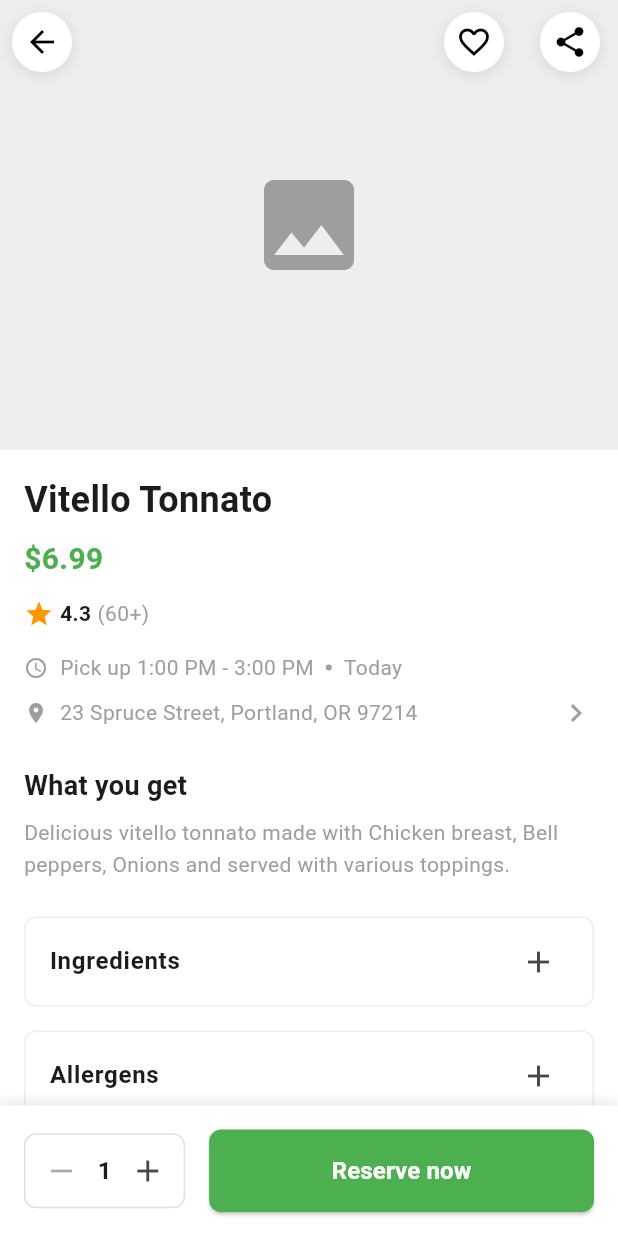
After one commit to alvinsanjaya14/uts-mobile-prog, a Flutter app: the screen it shows after launch, after a tap on "Vitello Tonnato", on a phone screen of 412 x 824 dp. The commit adds this screen. Run offline on Flutter 3.47's test engine with Material 3 defaults, Android fonts, the phone set to English and light mode, and no system bars.

Commit message:
feat(product detail): add product detail page

```diff
--- a/lib/screens/home_screen.dart
+++ b/lib/screens/home_screen.dart
@@ -1,7 +1,8 @@
 import 'package:flutter/material.dart';
+import 'product_detail.dart';
 
 class HomeScreen extends StatelessWidget {
-  const HomeScreen({Key? key}) : super(key: key);
+  const HomeScreen({super.key});
 
   @override
   Widget build(BuildContext context) {
@@ -163,12 +164,12 @@ class HomeScreen extends StatelessWidget {
                                 ),
                                 TextButton(
                                   onPressed: () {},
+                                  style: TextButton.styleFrom(
+                                    foregroundColor: Colors.white,
+                                  ),
                                   child: const Text(
                                     'View history',
                                     style: TextStyle(color: Colors.white),
-                                  ),
-                                  style: TextButton.styleFrom(
-                                    foregroundColor: Colors.white,
                                   ),
                                 ),
                               ],
@@ -403,7 +404,37 @@ class HomeScreen extends StatelessWidget {
     String price, {
     bool small = false,
   }) {
-    return Container(
+    return GestureDetector(
+      onTap: () {
+        // Sample product data based on the JSON structure
+        final sampleProduct = {
+          'product': {
+            'imageurl': null, // You can add actual image URLs here
+            'name': title,
+            'rating': 4.3,
+            'rating_count': 60,
+            'location': '23 Spruce Street, Portland, OR 97214',
+            'price': double.tryParse(price.replaceAll('\$', '')) ?? 0.0,
+            'ingredients': [
+              {'name': 'Chicken breast', 'qty': '200', 'unit': 'g'},
+              {'name': 'Bell peppers', 'qty': '100', 'unit': 'g'},
+              {'name': 'Onions', 'qty': '50', 'unit': 'g'},
+              {'name': 'Tomatoes', 'qty': '150', 'unit': 'g'},
+              {'name': 'Rice', 'qty': '1', 'unit': 'cup'},
+            ],
+            'allergens': ['Gluten', 'Dairy'],
+            'availability': 'Pick up 1:00 PM - 3:00 PM',
+          }
+        };
+
+        Navigator.push(
+          context,
+          MaterialPageRoute(
+            builder: (context) => ProductDetailScreen(product: sampleProduct),
+          ),
+        );
+      },
+      child: Container(
         width: small ? 160 : 260,
         margin: const EdgeInsets.symmetric(vertical: 6),
         decoration: BoxDecoration(
@@ -464,6 +495,7 @@ class HomeScreen extends StatelessWidget {
             ),
           ],
         ),
+      ),
     );
   }
 }
--- /dev/null
+++ b/lib/screens/product_detail.dart
@@ -0,0 +1,454 @@
+import 'package:flutter/material.dart';
+
+class ProductDetailScreen extends StatefulWidget {
+  final Map<String, dynamic> product;
+
+  const ProductDetailScreen({
+    super.key,
+    required this.product,
+  });
+
+  @override
+  State<ProductDetailScreen> createState() => _ProductDetailScreenState();
+}
+
+class _ProductDetailScreenState extends State<ProductDetailScreen> {
+  int quantity = 1;
+
+  @override
+  Widget build(BuildContext context) {
+    final product = widget.product['product'];
+
+    return Scaffold(
+      backgroundColor: Colors.white,
+      body: CustomScrollView(
+        slivers: [
+          // Custom app bar with image
+          SliverAppBar(
+            expandedHeight: 300,
+            pinned: true,
+            backgroundColor: Colors.white,
+            elevation: 0,
+            leading: Container(
+              margin: const EdgeInsets.all(8),
+              decoration: BoxDecoration(
+                color: Colors.white,
+                shape: BoxShape.circle,
+                boxShadow: [
+                  BoxShadow(
+                    color: Colors.black.withOpacity(0.1),
+                    blurRadius: 8,
+                    offset: const Offset(0, 2),
+                  ),
+                ],
+              ),
+              child: IconButton(
+                icon: const Icon(Icons.arrow_back, color: Colors.black),
+                onPressed: () => Navigator.pop(context),
+              ),
+            ),
+            actions: [
+              Container(
+                margin: const EdgeInsets.all(8),
+                decoration: BoxDecoration(
+                  color: Colors.white,
+                  shape: BoxShape.circle,
+                  boxShadow: [
+                    BoxShadow(
+                      color: Colors.black.withOpacity(0.1),
+                      blurRadius: 8,
+                      offset: const Offset(0, 2),
+                    ),
+                  ],
+                ),
+                child: IconButton(
+                  icon: const Icon(Icons.favorite_border, color: Colors.black),
+                  onPressed: () {},
+                ),
+              ),
+              Container(
+                margin: const EdgeInsets.all(8),
+                decoration: BoxDecoration(
+                  color: Colors.white,
+                  shape: BoxShape.circle,
+                  boxShadow: [
+                    BoxShadow(
+                      color: Colors.black.withOpacity(0.1),
+                      blurRadius: 8,
+                      offset: const Offset(0, 2),
+                    ),
+                  ],
+                ),
+                child: IconButton(
+                  icon: const Icon(Icons.share, color: Colors.black),
+                  onPressed: () {},
+                ),
+              ),
+            ],
+            flexibleSpace: FlexibleSpaceBar(
+              background: Container(
+                decoration: BoxDecoration(
+                  image: product['imageurl'] != null
+                      ? DecorationImage(
+                          image: NetworkImage(product['imageurl']),
+                          fit: BoxFit.cover,
+                        )
+                      : null,
+                  color: product['imageurl'] == null ? Colors.grey[200] : null,
+                ),
+                child: product['imageurl'] == null
+                    ? const Center(
+                        child: Icon(
+                          Icons.image,
+                          size: 80,
+                          color: Colors.grey,
+                        ),
+                      )
+                    : null,
+              ),
+            ),
+          ),
+
+          // Product details
+          SliverToBoxAdapter(
+            child: Padding(
+              padding: const EdgeInsets.all(16.0),
+              child: Column(
+                crossAxisAlignment: CrossAxisAlignment.start,
+                children: [
+                  // Product name and price
+                  Text(
+                    product['name'] ?? 'Product Name',
+                    style: const TextStyle(
+                      fontSize: 24,
+                      fontWeight: FontWeight.bold,
+                    ),
+                  ),
+                  const SizedBox(height: 8),
+                  Text(
+                    '\$${product['price']?.toStringAsFixed(2) ?? '0.00'}',
+                    style: const TextStyle(
+                      fontSize: 20,
+                      fontWeight: FontWeight.w600,
+                      color: Colors.green,
+                    ),
+                  ),
+                  const SizedBox(height: 12),
+
+                  // Rating
+                  Row(
+                    children: [
+                      const Icon(Icons.star, color: Colors.orange, size: 20),
+                      const SizedBox(width: 4),
+                      Text(
+                        '${product['rating']?.toStringAsFixed(1) ?? '0.0'}',
+                        style: const TextStyle(fontWeight: FontWeight.w600),
+                      ),
+                      const SizedBox(width: 4),
+                      Text(
+                        '(${product['rating_count'] ?? 0}+)',
+                        style: const TextStyle(color: Colors.grey),
+                      ),
+                    ],
+                  ),
+                  const SizedBox(height: 16),
+
+                  // Pickup time and location
+                  Row(
+                    children: [
+                      const Icon(Icons.access_time, size: 16, color: Colors.grey),
+                      const SizedBox(width: 8),
+                      Text(
+                        product['availability'] ?? 'Pick up 1:00 PM - 3:00 PM',
+                        style: const TextStyle(color: Colors.grey),
+                      ),
+                      const SizedBox(width: 8),
+                      Container(
+                        width: 4,
+                        height: 4,
+                        decoration: const BoxDecoration(
+                          color: Colors.grey,
+                          shape: BoxShape.circle,
+                        ),
+                      ),
+                      const SizedBox(width: 8),
+                      const Text(
+                        'Today',
+                        style: TextStyle(color: Colors.grey),
+                      ),
+                    ],
+                  ),
+                  const SizedBox(height: 8),
+                  Row(
+                    children: [
+                      const Icon(Icons.location_on, size: 16, color: Colors.grey),
+                      const SizedBox(width: 8),
+                      Expanded(
+                        child: Text(
+                          product['location'] ?? '23 Spruce Street, Portland, OR 97214',
+                          style: const TextStyle(color: Colors.grey),
+                        ),
+                      ),
+                      const Icon(Icons.chevron_right, color: Colors.grey),
+                    ],
+                  ),
+                  const SizedBox(height: 24),
+
+                  // What you get section
+                  const Text(
+                    'What you get',
+                    style: TextStyle(
+                      fontSize: 18,
+                      fontWeight: FontWeight.bold,
+                    ),
+                  ),
+                  const SizedBox(height: 8),
+                  Text(
+                    _getProductDescription(product),
+                    style: const TextStyle(
+                      color: Colors.grey,
+                      height: 1.5,
+                    ),
+                  ),
+                  const SizedBox(height: 24),
+
+                  // Ingredients section
+                  _buildExpandableSection(
+                    'Ingredients',
+                    product['ingredients'],
+                    _buildIngredientsContent,
+                  ),
+                  const SizedBox(height: 16),
+
+                  // Allergens section
+                  _buildExpandableSection(
+                    'Allergens',
+                    product['allergens'],
+                    _buildAllergensContent,
+                  ),
+                  const SizedBox(height: 16),
+
+                  // About Restaurant section
+                  _buildExpandableSection(
+                    'About Restaurant',
+                    {'name': 'La Palapa Alegre'},
+                    _buildRestaurantContent,
+                  ),
+                  const SizedBox(height: 100),
+                ],
+              ),
+            ),
+          ),
+        ],
+      ),
+
+      // Bottom reservation section
+      bottomSheet: Container(
+        padding: const EdgeInsets.all(16),
+        decoration: BoxDecoration(
+          color: Colors.white,
+          boxShadow: [
+            BoxShadow(
+              color: Colors.black.withOpacity(0.1),
+              blurRadius: 8,
+              offset: const Offset(0, -2),
+            ),
+          ],
+        ),
+        child: SafeArea(
+          child: Row(
+            children: [
+              // Quantity selector
+              Container(
+                decoration: BoxDecoration(
+                  border: Border.all(color: Colors.grey[300]!),
+                  borderRadius: BorderRadius.circular(8),
+                ),
+                child: Row(
+                  children: [
+                    IconButton(
+                      onPressed: quantity > 1 ? () => setState(() => quantity--) : null,
+                      icon: const Icon(Icons.remove),
+                      color: quantity > 1 ? Colors.black : Colors.grey,
+                    ),
+                    Text(
+                      quantity.toString(),
+                      style: const TextStyle(
+                        fontSize: 16,
+                        fontWeight: FontWeight.w600,
+                      ),
+                    ),
+                    IconButton(
+                      onPressed: () => setState(() => quantity++),
+                      icon: const Icon(Icons.add),
+                    ),
+                  ],
+                ),
+              ),
+              const SizedBox(width: 16),
+
+              // Reserve button
+              Expanded(
+                child: ElevatedButton(
+                  onPressed: () {
+                    // Handle reservation
+                    ScaffoldMessenger.of(context).showSnackBar(
+                      SnackBar(
+                        content: Text('Reserved $quantity item(s)'),
+                        backgroundColor: Colors.green,
+                      ),
+                    );
+                  },
+                  style: ElevatedButton.styleFrom(
+                    backgroundColor: Colors.green,
+                    foregroundColor: Colors.white,
+                    padding: const EdgeInsets.symmetric(vertical: 16),
+                    shape: RoundedRectangleBorder(
+                      borderRadius: BorderRadius.circular(8),
+                    ),
+                  ),
+                  child: const Text(
+                    'Reserve now',
+                    style: TextStyle(
+                      fontSize: 16,
+                      fontWeight: FontWeight.w600,
+                    ),
+                  ),
+                ),
+              ),
+            ],
+          ),
+        ),
+      ),
+    );
+  }
+
+  Widget _buildExpandableSection(
+    String title,
+    dynamic data,
+    Widget Function(dynamic) contentBuilder,
+  ) {
+    return Container(
+      decoration: BoxDecoration(
+        border: Border.all(color: Colors.grey[200]!),
+        borderRadius: BorderRadius.circular(8),
+      ),
+      child: ExpansionTile(
+        title: Text(
+          title,
+          style: const TextStyle(
+            fontSize: 16,
+            fontWeight: FontWeight.w600,
+          ),
+        ),
+        trailing: const Icon(Icons.add),
+        children: [
+          Padding(
+            padding: const EdgeInsets.all(16),
+            child: contentBuilder(data),
+          ),
+        ],
+      ),
+    );
+  }
+
+  Widget _buildIngredientsContent(dynamic ingredients) {
+    if (ingredients == null || ingredients is! List) {
+      return const Text(
+        'No ingredients information available.',
+        style: TextStyle(color: Colors.grey),
+      );
+    }
+
+    return Column(
+      crossAxisAlignment: CrossAxisAlignment.start,
+      children: ingredients.map<Widget>((ingredient) {
+        return Padding(
+          padding: const EdgeInsets.only(bottom: 8),
+          child: Row(
+            children: [
+              Expanded(
+                child: Text(
+                  ingredient['name'] ?? 'Unknown ingredient',
+                  style: const TextStyle(fontSize: 14),
+                ),
+              ),
+              Text(
+                '${ingredient['qty'] ?? ''} ${ingredient['unit'] ?? ''}',
+                style: const TextStyle(
+                  fontSize: 14,
+                  color: Colors.grey,
+                ),
+              ),
+            ],
+          ),
+        );
+      }).toList(),
+    );
+  }
+
+  Widget _buildAllergensContent(dynamic allergens) {
+    if (allergens == null || allergens is! List) {
+      return const Text(
+        'No allergen information available.',
+        style: TextStyle(color: Colors.grey),
+      );
+    }
+
+    return Wrap(
+      spacing: 8,
+      runSpacing: 8,
+      children: allergens.map<Widget>((allergen) {
+        return Container(
+          padding: const EdgeInsets.symmetric(horizontal: 12, vertical: 6),
+          decoration: BoxDecoration(
+            color: Colors.orange[50],
+            borderRadius: BorderRadius.circular(16),
+            border: Border.all(color: Colors.orange[200]!),
+          ),
+          child: Text(
+            allergen.toString(),
+            style: TextStyle(
+              fontSize: 12,
+              color: Colors.orange[800],
+            ),
+          ),
+        );
+      }).toList(),
+    );
+  }
+
+  Widget _buildRestaurantContent(dynamic restaurant) {
+    return Row(
+      children: [
+        const Icon(Icons.restaurant, color: Colors.grey),
+        const SizedBox(width: 12),
+        Expanded(
+          child: Text(
+            restaurant['name'] ?? 'Restaurant Name',
+            style: const TextStyle(fontSize: 14),
+          ),
+        ),
+        const Icon(Icons.chevron_right, color: Colors.grey),
+      ],
+    );
+  }
+
+  String _getProductDescription(Map<String, dynamic> product) {
+    // Generate description based on ingredients or provide default
+    if (product['ingredients'] != null && product['ingredients'] is List) {
+      final ingredients = product['ingredients'] as List;
+      if (ingredients.isNotEmpty) {
+        final mainIngredients = ingredients
+            .take(3)
+            .map((ing) => ing['name'])
+            .where((name) => name != null)
+            .join(', ');
+
+        return 'Delicious ${product['name']?.toLowerCase() ?? 'dish'} made with $mainIngredients and served with various toppings.';
+      }
+    }
+
+    return 'A delicious meal prepared with fresh ingredients and served with care.';
+  }
+}
```
Lines whose indentation alone changed are shown as unchanged.
